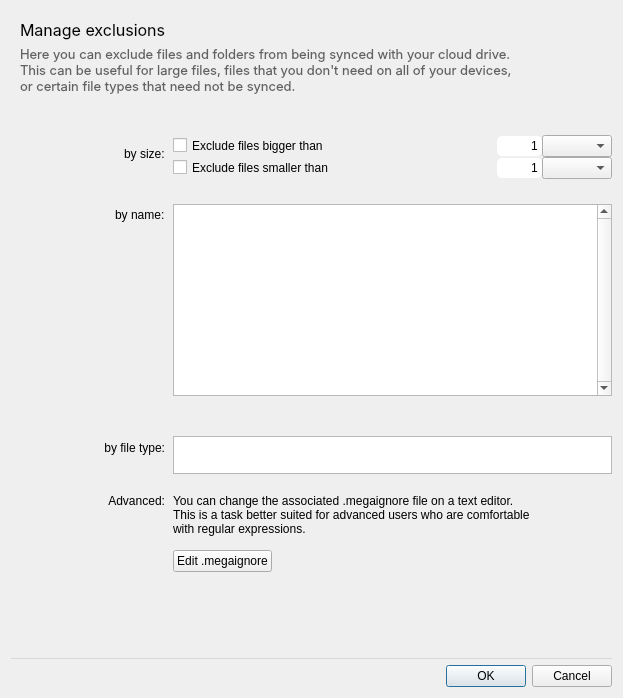
Above: src/MEGASync/syncs/gui/Twoways/macx/IgnoresEditingDialog.ui from meganz/MEGAsync before the change. Below: the same form after it.
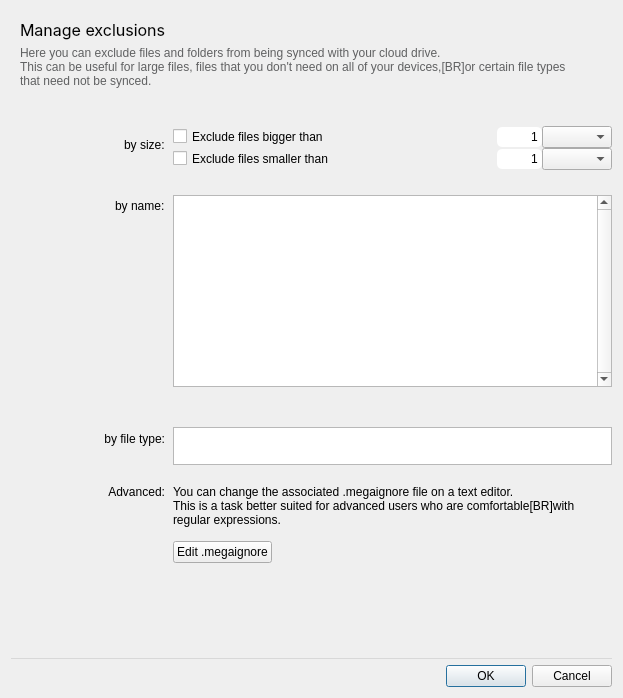
That is the form after the change. Custom widgets are drawn as their Qt base class.

What changed in the file:
```diff
--- a/src/MEGASync/syncs/gui/Twoways/macx/IgnoresEditingDialog.ui
+++ b/src/MEGASync/syncs/gui/Twoways/macx/IgnoresEditingDialog.ui
@@ -56,17 +56,19 @@
        </widget>
       </item>
       <item>
-       <widget class="QLabel" name="lDescription">
+       <widget class="QLabel" name="descriptionLabel">
         <property name="styleSheet">
          <string notr="true">QLabel
 {color: rgba(48, 50, 51, 0.75) }</string>
         </property>
         <property name="text">
          <string>Here you can exclude files and folders from being synced with your cloud drive.
-This can be useful for large files, files that you don't need on all of your devices,
-or certain file types that need not be synced.
+This can be useful for large files, files that you don't need on all of your devices,[BR]or certain file types that need not be synced.
 </string>
         </property>
+        <property name="wordWrap">
+         <bool>true</bool>
+        </property>
        </widget>
       </item>
      </layout>
@@ -649,11 +651,13 @@
              </widget>
             </item>
             <item row="0" column="0" colspan="2">
-             <widget class="QLabel" name="lAdvanceLabel">
+             <widget class="QLabel" name="lAdvanced">
               <property name="text">
                <string>You can change the associated .megaignore file on a text editor.
-This is a task better suited for advanced users who are comfortable
-with regular expressions.</string>
+This is a task better suited for advanced users who are comfortable[BR]with regular expressions.</string>
+              </property>
+              <property name="wordWrap">
+               <bool>true</bool>
               </property>
              </widget>
             </item>
```
